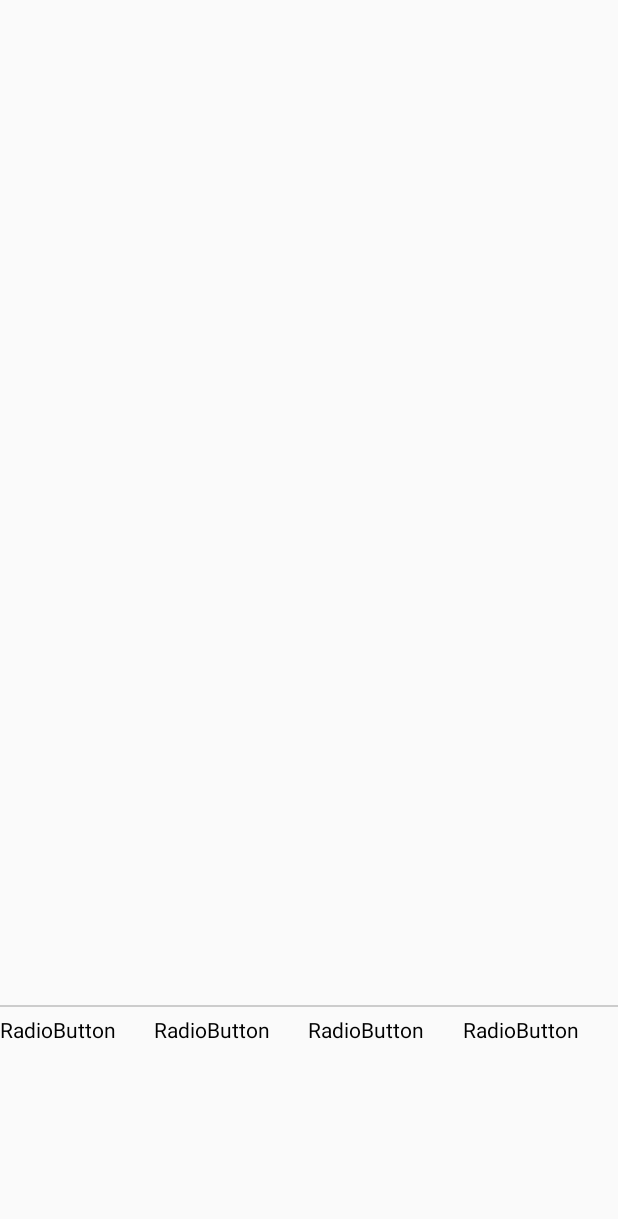
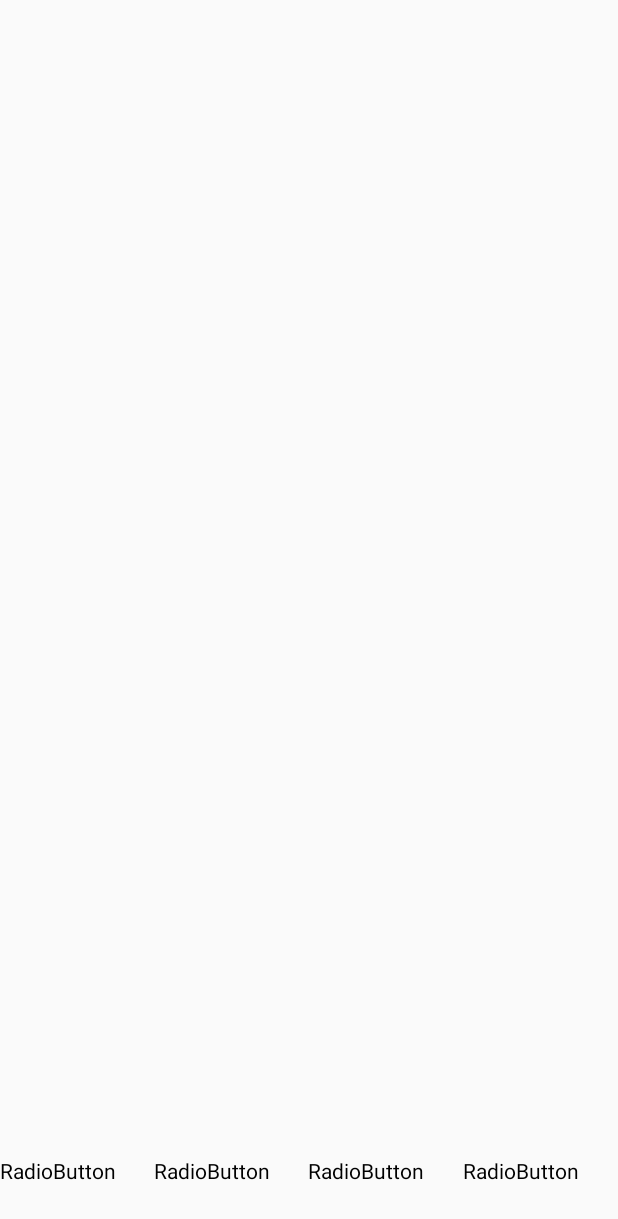
Before and after one commit to whfish/Inspection, an Android app: the layout activity_as.xml on its own in the app's theme, with its tools: preview values and no code run, on a phone screen of 412 x 824 dp. Shown: the top 1219 px of the screen. Run offline under Robolectric (Android 15) with nearby library versions, the phone set to English and light mode, and no system bars; plain views replace ColumnChartView.

Commit message:
样式底部按钮布局1

```diff
--- a/Inspection/app/src/main/res/layout/activity_as.xml
+++ b/Inspection/app/src/main/res/layout/activity_as.xml
@@ -13,14 +13,9 @@
 
         <LinearLayout
             android:layout_width="match_parent"
-            android:layout_height="670dp"
+            android:layout_height="wrap_content"
+            android:layout_weight="1"
             android:orientation="vertical">
-
-            <!--            <lecho.lib.hellocharts.view.ColumnChartView-->
-            <!--                android:id="@+id/mBarChart"-->
-            <!--                android:layout_width="match_parent"-->
-            <!--                android:layout_height="360dp"-->
-            <!--                />-->
 
             <androidx.viewpager.widget.ViewPager
                 android:id="@+id/fragment_container"
@@ -37,12 +32,6 @@
             android:layout_alignParentBottom="true"
             android:orientation="vertical">
 
-            <View
-                android:layout_width="match_parent"
-                android:layout_height="1dp"
-                android:layout_marginBottom="5dp"
-                android:background="#CCCCCC" />
-
             <RadioGroup
                 android:id="@+id/tabs"
                 android:layout_width="match_parent"
@@ -54,8 +43,8 @@
                     android:layout_width="wrap_content"
                     android:layout_height="wrap_content"
                     android:layout_weight="1"
+                    android:button="@null"
                     android:checked="true"
-                    android:button="@null"
                     android:text="RadioButton" />
 
                 <RadioButton
@@ -82,6 +71,12 @@
                     android:button="@null"
                     android:text="RadioButton" />
             </RadioGroup>
+
+            <View
+                android:layout_width="match_parent"
+                android:layout_height="1dp"
+                android:layout_marginBottom="5dp"
+                android:background="#CCCCCC" />
         </LinearLayout>
     </LinearLayout>
 </androidx.constraintlayout.widget.ConstraintLayout>
```
